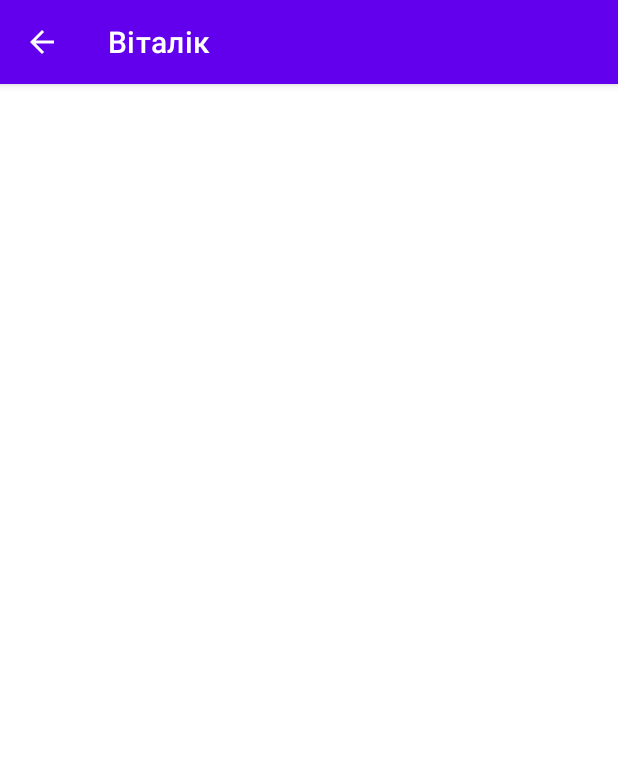
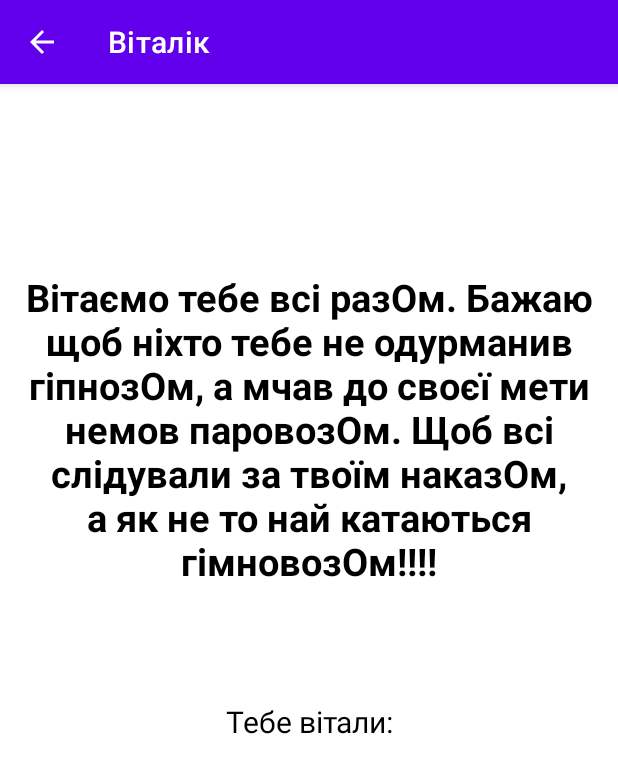
Before and after one commit to YouraSoliar/Vitaliy, an Android app: the GreetingActivity screen opened directly, with no data from a screen before it, on a phone screen of 412 x 824 dp. Shown: the top 773 px of the screen. Run offline under Robolectric (Android 15) with nearby library versions, the phone set to English and light mode, and no system bars.

Commit message:
greeting page

```diff
--- a/app/src/main/java/com/example/vitaliy/GreetingActivity.java
+++ b/app/src/main/java/com/example/vitaliy/GreetingActivity.java
@@ -5,15 +5,43 @@ import androidx.appcompat.app.AppCompatActivity;
 import android.app.ActionBar;
 import android.os.Bundle;
 import android.view.MenuItem;
+import android.view.View;
+import android.widget.ImageView;
+import android.widget.TextView;
 
 public class GreetingActivity extends AppCompatActivity {
 
+    private TextView textViewSecret;
+    private TextView textViewGreeting;
+    private TextView textViewPeoples;
+    private ImageView imageViewGay;
+    private int count = 0;
     @Override
     protected void onCreate(Bundle savedInstanceState) {
         super.onCreate(savedInstanceState);
         setContentView(R.layout.activity_greeting);
 
         getSupportActionBar().setDisplayHomeAsUpEnabled(true);
+
+        textViewSecret = findViewById(R.id.textViewSecret);
+        textViewGreeting = findViewById(R.id.textViewGreeting);
+        textViewPeoples = findViewById(R.id.textViewPeoples);
+        imageViewGay = findViewById(R.id.imageViewGay);
+        imageViewGay.setVisibility(View.GONE);
+        count = 0;
+        textViewSecret.setOnClickListener(new View.OnClickListener() {
+            @Override
+            public void onClick(View view) {
+                count++;
+                if (count == 10) {
+                    count = 0;
+                    imageViewGay.setVisibility(View.VISIBLE);
+                    textViewSecret.setVisibility(View.GONE);
+                    textViewGreeting.setVisibility(View.GONE);
+                    textViewPeoples.setVisibility(View.GONE);
+                }
+            }
+        });
     }
 
     @Override
--- a/app/src/main/res/layout/activity_greeting.xml
+++ b/app/src/main/res/layout/activity_greeting.xml
@@ -7,4 +7,49 @@
     android:background="@color/white"
     tools:context=".GreetingActivity">
 
+    <ImageView
+        android:id="@+id/imageViewGay"
+        android:layout_width="match_parent"
+        android:layout_height="match_parent"
+        android:visibility="gone"
+        android:src="@drawable/gay"/>
+
+    <TextView
+        android:id="@+id/textViewSecret"
+        android:layout_width="100dp"
+        android:layout_height="100dp"
+        android:textColor="@color/white"
+        android:text="GAY"
+        app:layout_constraintStart_toStartOf="parent"
+        app:layout_constraintTop_toTopOf="parent" />
+
+    <TextView
+        android:id="@+id/textViewGreeting"
+        android:layout_width="match_parent"
+        android:layout_height="300dp"
+        android:layout_marginTop="80dp"
+        android:layout_marginEnd="5dp"
+        android:layout_marginStart="5dp"
+        android:gravity="center"
+        android:textColor="@color/black"
+        android:text="Вітаємо тебе всі разOм. Бажаю щоб ніхто тебе не одурманив гіпнозОм, а мчав до своєї мети немов паровозОм. Щоб всі слідували за твоїм наказОм, а як не то най катаються гімновозОм!!!!"
+        android:textSize="25sp"
+        android:textStyle="bold"
+        app:layout_constraintEnd_toEndOf="parent"
+        app:layout_constraintStart_toStartOf="parent"
+        app:layout_constraintTop_toTopOf="parent" />
+
+    <TextView
+        android:id="@+id/textViewPeoples"
+        android:layout_width="match_parent"
+        android:layout_height="50dp"
+        android:layout_marginTop="20dp"
+        android:gravity="center"
+        android:text="Тебе вітали:"
+        android:textSize="20sp"
+        android:textColor="@color/black"
+        app:layout_constraintEnd_toEndOf="parent"
+        app:layout_constraintStart_toStartOf="parent"
+        app:layout_constraintTop_toBottomOf="@+id/textViewGreeting" />
+
 </androidx.constraintlayout.widget.ConstraintLayout>
```
Also changed, not shown: app/src/main/res/drawable/gay.jpg (added).
